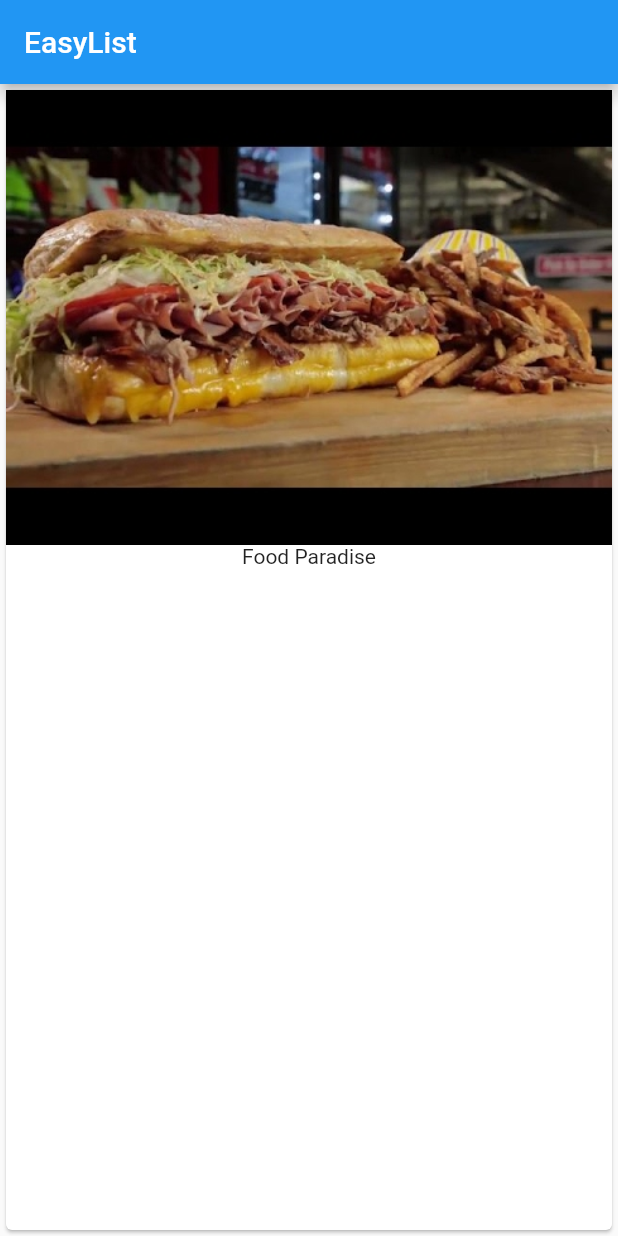
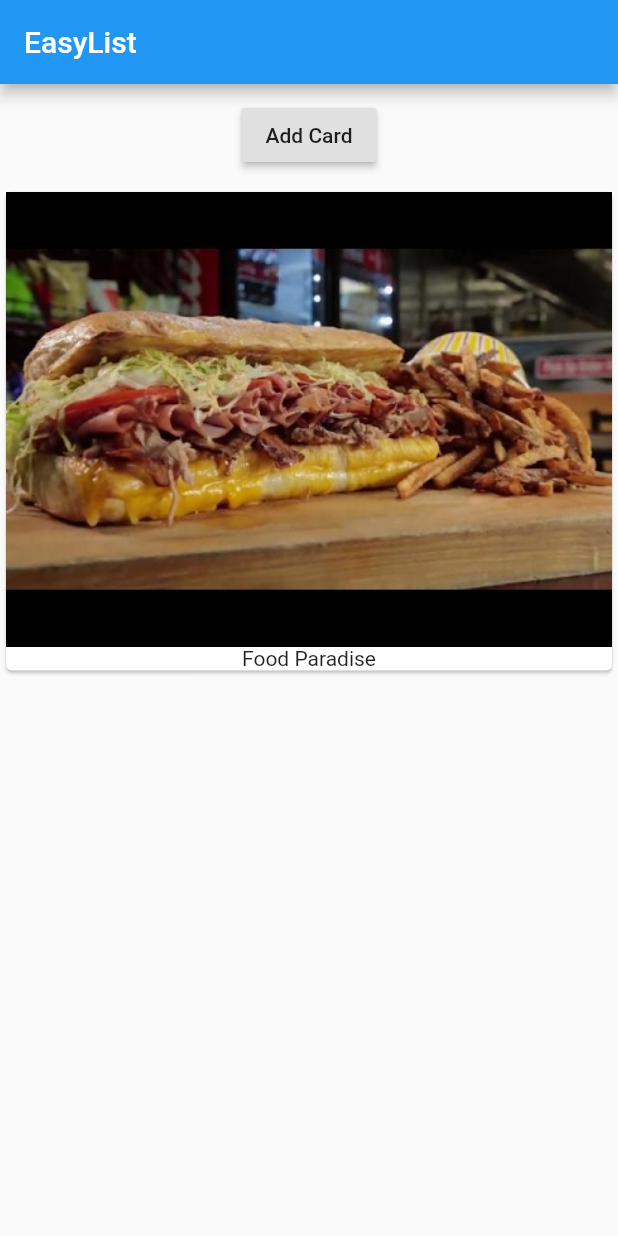
Before and after one commit to sumitsk20/flutter_demo_app_2, a Flutter app: the screen it shows after launch, on a phone screen of 412 x 824 dp. Run offline on Flutter 3.47's test engine with Material 2 defaults, Android fonts, the phone set to English and light mode, and no system bars.

Commit message:
Added a dummy button to add more cards.

```diff
--- a/lib/main.dart
+++ b/lib/main.dart
@@ -10,7 +10,16 @@ class MyCoolApp extends StatelessWidget {
           appBar: AppBar(
             title: Text('EasyList'),
           ),
-        body: Card(
+          body: Column(
+            children: <Widget>[
+              Container(
+                margin: EdgeInsets.all(10),
+                child: RaisedButton(
+                  onPressed: () {},
+                  child: Text('Add Card'),
+                ),
+              ),
+              Card(
                 child: Column(
                   children: <Widget>[
                     Image.asset('assets/food_paradise.jpeg'),
@@ -18,7 +27,8 @@ class MyCoolApp extends StatelessWidget {
                   ],
                 ),
               ),
-      ),
+            ],
+          )),
     );
   }
 }
```
Lines whose indentation alone changed are shown as unchanged.
